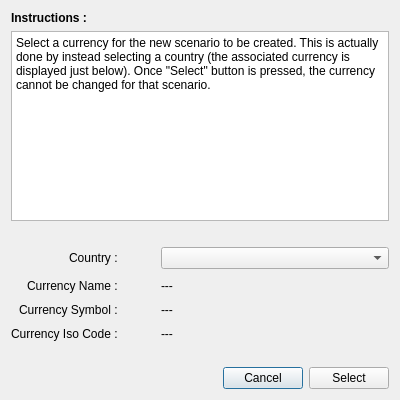
redmoon1945/gbp, file selectcountrydialog.ui: the form before one commit.
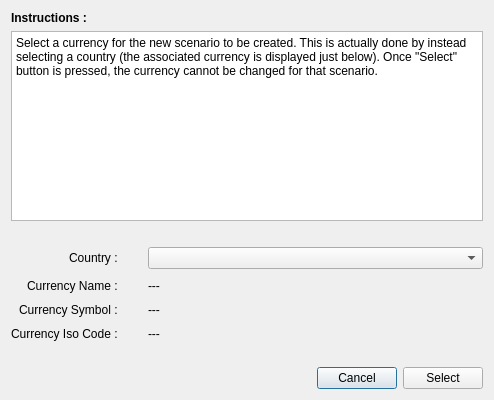
The form after the commit.

The edit to the form file:
```diff
--- a/selectcountrydialog.ui
+++ b/selectcountrydialog.ui
@@ -6,7 +6,7 @@
    <rect>
     <x>0</x>
     <y>0</y>
-    <width>400</width>
+    <width>494</width>
     <height>400</height>
    </rect>
   </property>
@@ -59,7 +59,7 @@
           <set>Qt::AlignRight|Qt::AlignTrailing|Qt::AlignVCenter</set>
          </property>
          <property name="horizontalSpacing">
-          <number>40</number>
+          <number>30</number>
          </property>
          <property name="verticalSpacing">
           <number>10</number>
@@ -72,7 +72,7 @@
             </font>
            </property>
            <property name="text">
-            <string>Currency Iso Code : </string>
+            <string>Currency Iso Code :</string>
            </property>
           </widget>
          </item>
@@ -84,7 +84,7 @@
             </font>
            </property>
            <property name="text">
-            <string>Currency Symbol : </string>
+            <string>Currency Symbol :</string>
            </property>
           </widget>
          </item>
@@ -96,7 +96,7 @@
             </font>
            </property>
            <property name="text">
-            <string>Currency Name : </string>
+            <string>Currency Name :</string>
            </property>
           </widget>
          </item>
@@ -129,12 +129,19 @@
             </font>
            </property>
            <property name="text">
-            <string>Country : </string>
+            <string>Country :</string>
            </property>
           </widget>
          </item>
          <item row="0" column="1">
-          <widget class="QComboBox" name="countriesComboBox"/>
+          <widget class="QComboBox" name="countriesComboBox">
+           <property name="sizePolicy">
+            <sizepolicy hsizetype="Preferred" vsizetype="Preferred">
+             <horstretch>0</horstretch>
+             <verstretch>0</verstretch>
+            </sizepolicy>
+           </property>
+          </widget>
          </item>
         </layout>
        </item>
```
